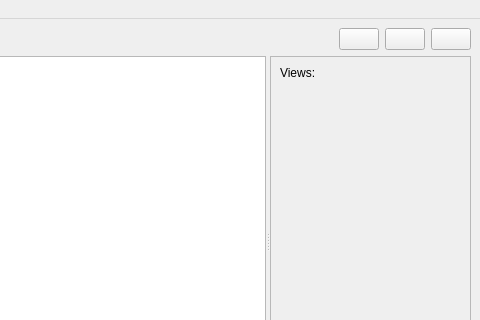
Qt form view/qt/MainWindow.ui (AlertRED/mailing) before a commit; both pictures show x 478 to 958 and y 0 to 320 of the 958 by 469 pixel window.
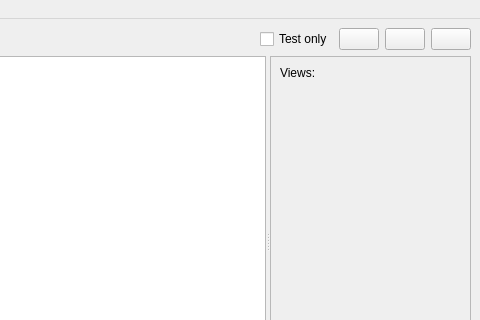
The same form after that commit. Icons and pictures are not drawn.

What changed in the file:
```diff
--- a/view/qt/MainWindow.ui
+++ b/view/qt/MainWindow.ui
@@ -50,6 +50,13 @@
           </property>
          </spacer>
         </item>
+        <item>
+         <widget class="QCheckBox" name="checkBox_testOnly">
+          <property name="text">
+           <string>Test only</string>
+          </property>
+         </widget>
+        </item>
         <item>
          <widget class="QPushButton" name="pushButton_play">
           <property name="text">
```
Left out of the diff: 28 changed lines with no effect on the pictures.
